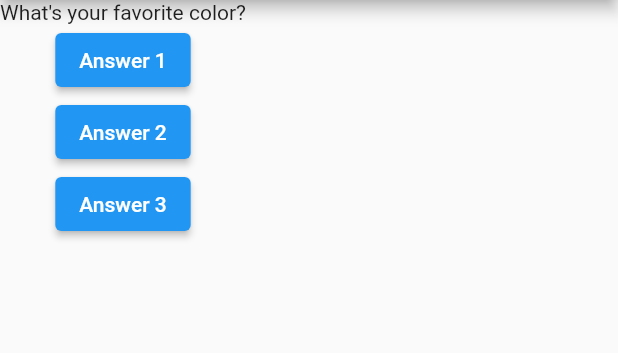
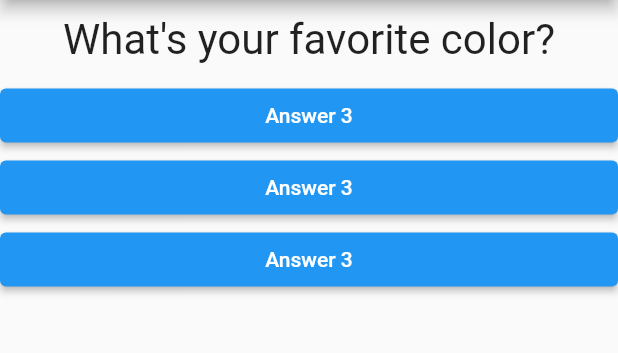
Before and after one commit to WhoStoleMyBrain/quiz_app, a Flutter app: the screen it shows after launch, on a phone screen of 412 x 824 dp, the part 84-437 px from its top. Run offline on Flutter 3.47's test engine with Material 2 defaults, Android fonts, the light colour scheme and no system bars.

Commit message:
new widget answer, which includes callback functions

```diff
--- /dev/null
+++ b/lib/answer.dart
@@ -0,0 +1,22 @@
+import 'package:flutter/material.dart';
+
+class Answer extends StatelessWidget {
+  final Function selectHandler;
+
+  Answer(this.selectHandler);
+
+  @override
+  Widget build(BuildContext context) {
+    return Container(
+      width: double.infinity,
+      child: ElevatedButton(
+          style: ButtonStyle(
+            backgroundColor: MaterialStateProperty.all(Colors.blue),
+            foregroundColor: MaterialStateProperty.all(Colors.white),
+          ),
+          onPressed: selectHandler,
+          child: Text('Answer 3')),
+    );
+    //foregroundColor: MaterialStateProperty.all(Colors.white)
+  }
+}
--- a/lib/main.dart
+++ b/lib/main.dart
@@ -1,6 +1,7 @@
 import 'package:flutter/material.dart';
 
 import './question.dart';
+import './answer.dart';
 
 void main() => runApp(MyApp());
 
@@ -39,9 +40,9 @@
         body: Column(
           children: [
             Question(_questions[_questionIndex]),
-            ElevatedButton(onPressed: answerQuestion, child: Text('Answer 1')),
-            ElevatedButton(onPressed: answerQuestion, child: Text('Answer 2')),
-            ElevatedButton(onPressed: answerQuestion, child: Text('Answer 3')),
+            Answer(answerQuestion),
+            Answer(answerQuestion),
+            Answer(answerQuestion),
           ],
         ),
       ),
--- a/lib/question.dart
+++ b/lib/question.dart
@@ -6,6 +6,14 @@
 
   @override
   Widget build(BuildContext context) {
-    return Text(questionText);
+    return Container(
+      width: double.infinity,
+      margin: EdgeInsets.all(10),
+      child: Text(
+        questionText,
+        style: TextStyle(fontSize: 28),
+        textAlign: TextAlign.center,
+      ),
+    );
   }
 }
```
